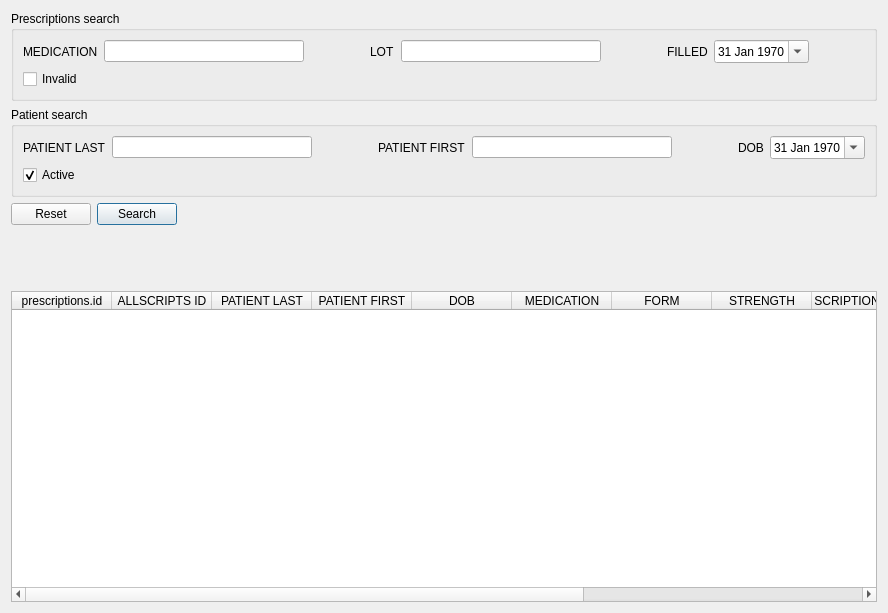
The window that src/prescriptionframe.ui (kyledevans/Medicine-Track) describes before a commit, drawn with Qt 5.
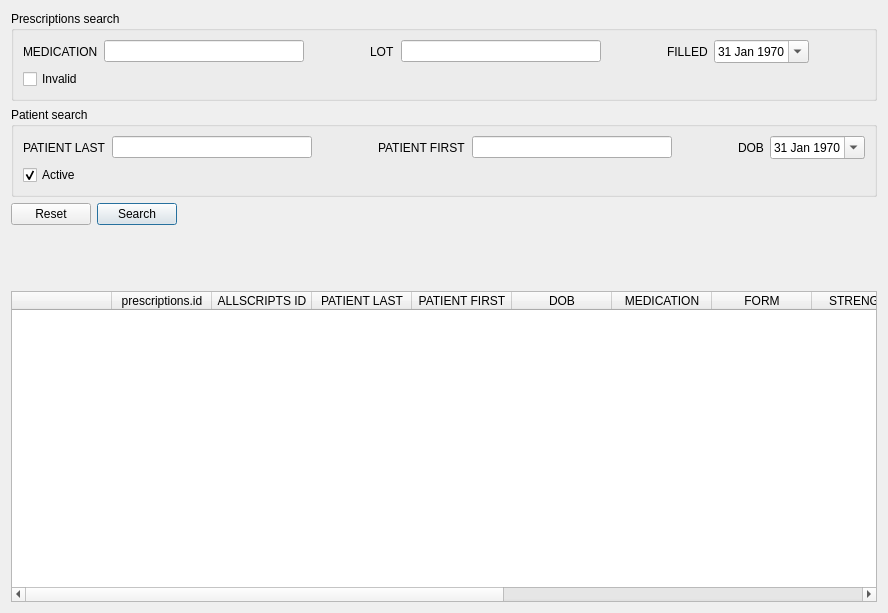
The same window after the commit. Custom widgets are drawn as their Qt base class.

The edit to the form file:
```diff
--- a/src/prescriptionframe.ui
+++ b/src/prescriptionframe.ui
@@ -425,14 +425,19 @@
       <bool>true</bool>
      </property>
      <property name="columnCount">
-      <number>12</number>
+      <number>14</number>
      </property>
      <attribute name="horizontalHeaderHighlightSections">
       <bool>false</bool>
      </attribute>
-     <attribute name="horizontalHeaderMinimumSectionSize">
-      <number>100</number>
+     <attribute name="verticalHeaderVisible">
+      <bool>false</bool>
      </attribute>
+     <column>
+      <property name="text">
+       <string/>
+      </property>
+     </column>
      <column>
       <property name="text">
        <string>prescriptions.id</string>
@@ -526,6 +531,14 @@
        <string comment="LOT DISPLAY TOOLTIP">LOT</string>
       </property>
      </column>
+     <column>
+      <property name="text">
+       <string comment="PRESCRIPTION ACTIVE DISPLAY LABEL">PRESCRIPTION ACTIVE</string>
+      </property>
+      <property name="toolTip">
+       <string comment="PRESCRIPTION ACTIVE DISPLAY TOOLTIP">PRESCRIPTION ACTIVE</string>
+      </property>
+     </column>
     </widget>
    </item>
   </layout>
@@ -554,6 +567,13 @@
    </property>
   </action>
  </widget>
+ <customwidgets>
+  <customwidget>
+   <class>DisplayTable</class>
+   <extends>QTableWidget</extends>
+   <header>displaytable.h</header>
+  </customwidget>
+ </customwidgets>
  <tabstops>
   <tabstop>searchButton</tabstop>
   <tabstop>resetButton</tabstop>
```
Left out of the diff: 2 changed lines with no effect on the pictures.
